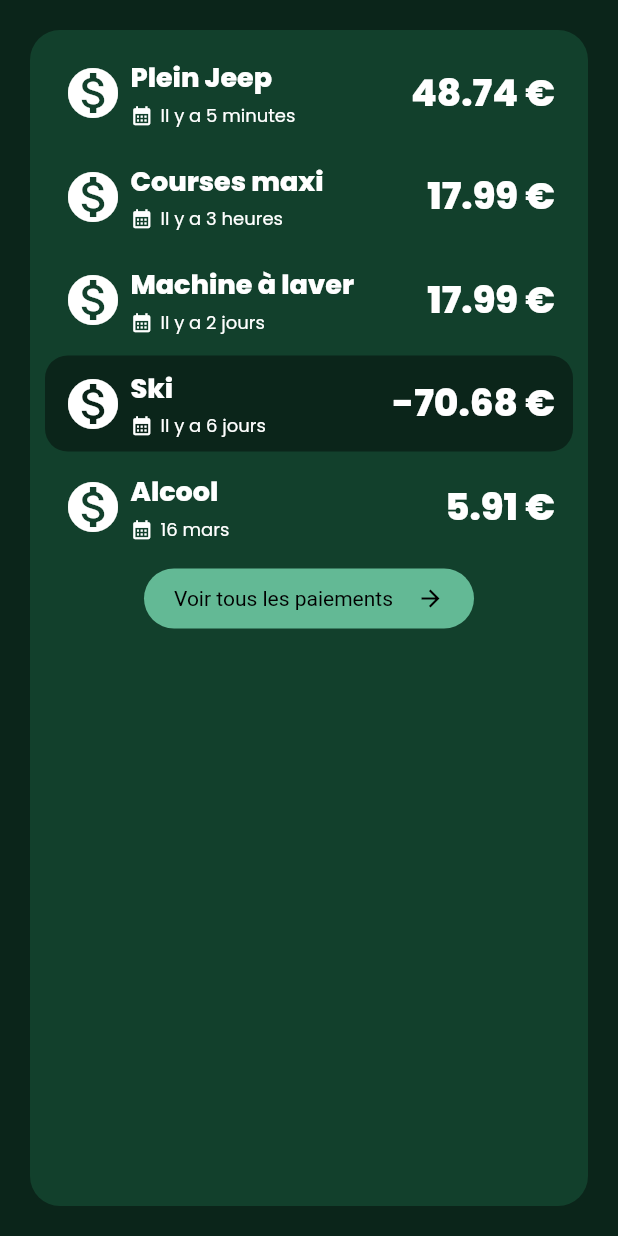
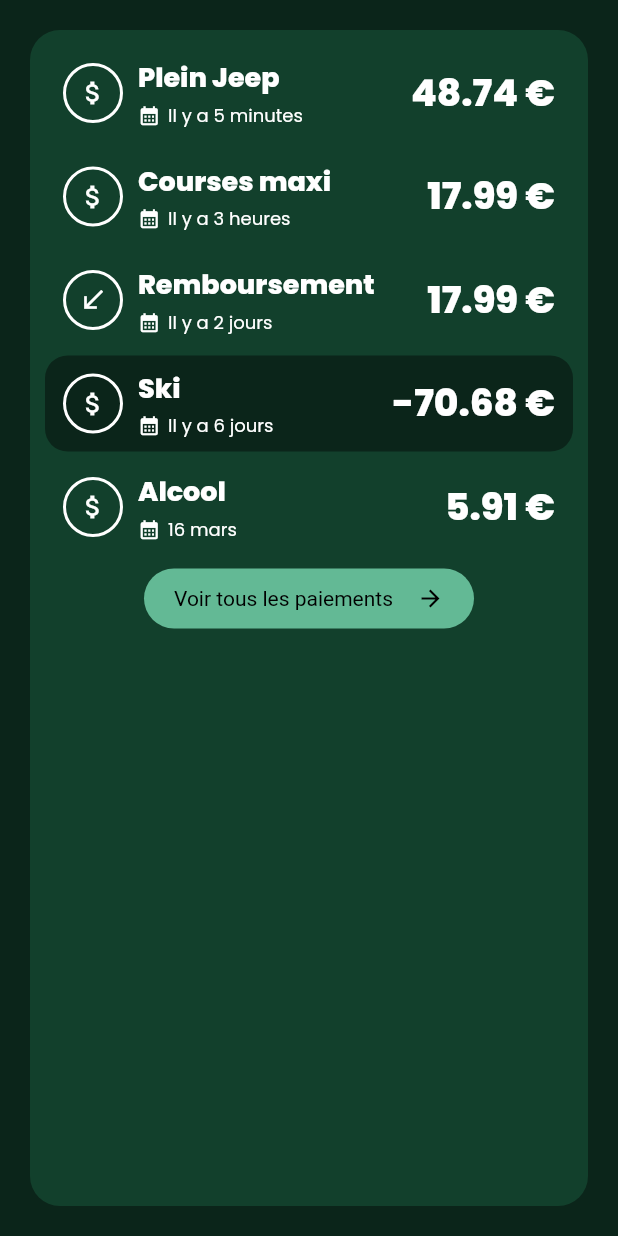
Before and after one commit to mael-grn/Projet-Picsou, a Flutter app: the LastFivePaymentWidget widget shown alone on an empty page, opened directly with empty values, on a phone screen of 412 x 824 dp. Run offline on Flutter 3.47's test engine with Material 3 defaults, Android fonts, the phone set to English and light mode, and no system bars; our stand-ins replace loading_animation_widget, shimmer, vibration; network calls fail.

Commit message:
changement des icones paiement

```diff
--- a/lib/controllers/payment_controller.dart
+++ b/lib/controllers/payment_controller.dart
@@ -1,5 +1,6 @@
 import 'package:projet_picsou/models/expense.dart';
 import 'package:projet_picsou/models/payment.dart';
+import 'package:projet_picsou/models/refund.dart';
 import 'package:projet_picsou/models/user.dart';
 
 /// Controller to handle the payments.
@@ -15,7 +16,7 @@ class PaymentController {
         [
           Expense(1, "Plein Jeep", "", [user1], [user2], 48.74, DateTime.now().subtract(Duration(minutes: 5)), 48.74),
           Expense(2, "Courses maxi", "", [user1], [user2], 17.99, DateTime.now().subtract(Duration(hours: 3)), 17.99),
-          Expense(3, "Machine à laver", "", [user1], [user2], 17.99, DateTime.now().subtract(Duration(days: 2)), 17.99),
+          Refund(3, DateTime.now().subtract(Duration(days: 2)), 17.99, user2, user1),
           Expense(4, "Ski", "", [user2], [user1], -70.68, DateTime.now().subtract(Duration(days: 6)), 70.68),
           Expense(5, "Alcool", "", [user1], [user2], 5.91, DateTime.now().subtract(Duration(days: 10)), 5.91),
         ]
--- a/lib/widgets/payment/expense_widget.dart
+++ b/lib/widgets/payment/expense_widget.dart
@@ -7,24 +7,28 @@ import '../../utils/date_utils.dart';
 /// Widget that acts as a button, to show a glance of an expense.
 /// It is intended to use this widget in a list.
 class ExpenseWidget extends StatelessWidget {
+  final Expense expense;
 
-  final Expense expense;
   const ExpenseWidget(this.expense, {super.key});
 
   @override
   Widget build(BuildContext context) {
-
     return Column(
       children: [
-
         TextButton(
-
-            onPressed: (){print("test");},
+          onPressed: () {
+            print("test");
+          },
           style: ButtonStyle(
-              backgroundColor: expense.myShare > 0 ? WidgetStateProperty.all(primaryDarkColor) : WidgetStateProperty.all(darkColor),
+            backgroundColor:
+                expense.myShare > 0
+                    ? WidgetStateProperty.all(primaryDarkColor)
+                    : WidgetStateProperty.all(darkColor),
             shape: WidgetStateProperty.all(
               RoundedRectangleBorder(
-                  borderRadius: BorderRadius.circular(15), // Modifier ici le border radius
+                borderRadius: BorderRadius.circular(
+                  15,
+                ), // Modifier ici le border radius
               ),
             ),
           ),
@@ -35,21 +39,18 @@ class ExpenseWidget extends StatelessWidget {
                 Row(
                   mainAxisAlignment: MainAxisAlignment.start,
                   children: [
-
                     Container(
                       decoration: BoxDecoration(
                         borderRadius: BorderRadius.circular(100),
+                        border: Border.all(color: foregroundColor, width: 2),
                       ),
                       clipBehavior: Clip.antiAlias,
                       width: 40,
                       height: 40,
-                          child: Icon(
-                            size: 40,
-                              Icons.monetization_on
-                          )
+                      child: Icon(size: 20, Icons.attach_money),
                     ),
 
-                        SizedBox(width: 5),
+                    SizedBox(width: 10),
 
                     Column(
                       crossAxisAlignment: CrossAxisAlignment.start,
@@ -58,19 +59,16 @@ class ExpenseWidget extends StatelessWidget {
                           textAlign: TextAlign.left,
                           style: TextStyle(
                             fontWeight: FontWeight.w900,
-                                    fontSize: 18
+                            fontSize: 18,
                           ),
-                                expense.name
+                          expense.name,
                         ),
                         SizedBox(height: 3),
                         Row(
                           mainAxisAlignment: MainAxisAlignment.start,
                           crossAxisAlignment: CrossAxisAlignment.center,
                           children: [
-                                  Icon(
-                                    size: 15,
-                                      Icons.calendar_month
-                                  ),
+                            Icon(size: 15, Icons.calendar_month),
                             SizedBox(width: 5),
                             Text(
                               textAlign: TextAlign.left,
@@ -78,31 +76,27 @@ class ExpenseWidget extends StatelessWidget {
                                 fontSize: 12,
                                 fontWeight: FontWeight.normal,
                               ),
-                                      CustomDateUtils.getDateString(expense.date)
-                                  )
-                                ]
-                            )
+                              CustomDateUtils.getDateString(expense.date),
+                            ),
+                          ],
+                        ),
                       ],
                     ),
                   ],
                 ),
 
-
                 Text(
                   textAlign: TextAlign.left,
-                        style: TextStyle(
-                            fontWeight: FontWeight.w900,
-                            fontSize: 25
+                  style: TextStyle(fontWeight: FontWeight.w900, fontSize: 25),
+                  '${expense.myShare.toString()} €',
                 ),
-                      '${expense.myShare.toString()} €'
-                    )
-                  ]
-                )
-            )
+              ],
+            ),
+          ),
         ),
 
         SizedBox(height: 5),
       ],
-    ) ;
+    );
   }
 }
--- a/lib/widgets/payment/last_five_payments_widget.dart
+++ b/lib/widgets/payment/last_five_payments_widget.dart
@@ -3,8 +3,10 @@ import 'package:projet_picsou/controllers/payment_controller.dart';
 import 'package:projet_picsou/models/expense.dart';
 import 'package:projet_picsou/widgets/payment/expense_widget.dart';
 import 'package:loading_animation_widget/loading_animation_widget.dart';
+import 'package:projet_picsou/widgets/payment/refund_widget.dart';
 import '../../core/theme/app_theme.dart';
 import '../../models/payment.dart';
+import '../../models/refund.dart';
 
 /// Widget to display the last five payments with a friend.
 /// It recognize the type of payment and display it accordingly.
@@ -48,7 +50,14 @@ class LastFivePaymentWidget extends StatelessWidget {
                   Column(
                     children:
                         payments.map((payment) {
-                          return ExpenseWidget(payment as Expense);
+                          switch (payment.runtimeType) {
+                            case Expense:
+                              return ExpenseWidget(payment as Expense);
+                            case Refund:
+                              return RefundWidget(payment as Refund);
+                            default:
+                              return Container();
+                          }
                         }).toList(),
                   ),
                   SizedBox(
--- /dev/null
+++ b/lib/widgets/payment/refund_widget.dart
@@ -0,0 +1,108 @@
+import 'package:flutter/material.dart';
+import 'package:projet_picsou/core/theme/app_theme.dart';
+import '../../models/refund.dart';
+import '../../utils/date_utils.dart';
+
+/// Widget that acts as a button, to show a glance of an expense.
+/// It is intended to use this widget in a list.
+class RefundWidget extends StatelessWidget {
+
+  final Refund refund;
+  const RefundWidget(this.refund, {super.key});
+
+  @override
+  Widget build(BuildContext context) {
+
+    return Column(
+      children: [
+
+        TextButton(
+
+            onPressed: (){print("test");},
+            style: ButtonStyle(
+              backgroundColor: WidgetStateProperty.all(primaryDarkColor),
+              shape: WidgetStateProperty.all(
+                RoundedRectangleBorder(
+                  borderRadius: BorderRadius.circular(15), // Modifier ici le border radius
+                ),
+              ),
+            ),
+            child: Container(
+                child: Row(
+                    mainAxisAlignment: MainAxisAlignment.spaceBetween,
+                    children: [
+                      Row(
+                        mainAxisAlignment: MainAxisAlignment.start,
+                        children: [
+
+                          Container(
+                              decoration: BoxDecoration(
+                                borderRadius: BorderRadius.circular(100),
+                                border: Border.all(color: foregroundColor, width: 2)
+                              ),
+                              clipBehavior: Clip.antiAlias,
+                              width: 40,
+                              height: 40,
+                              child: Icon(
+                                  size: 20,
+                                  Icons.call_received
+                              )
+                          ),
+
+                          SizedBox(width: 10),
+
+                          Column(
+                            crossAxisAlignment: CrossAxisAlignment.start,
+                            children: [
+                              Text(
+                                  textAlign: TextAlign.left,
+                                  style: TextStyle(
+                                      fontWeight: FontWeight.w900,
+                                      fontSize: 18
+                                  ),
+                                  "Remboursement"
+                              ),
+                              SizedBox(height: 3),
+                              Row(
+                                  mainAxisAlignment: MainAxisAlignment.start,
+                                  crossAxisAlignment: CrossAxisAlignment.center,
+                                  children: [
+                                    Icon(
+                                        size: 15,
+                                        Icons.calendar_month
+                                    ),
+                                    SizedBox(width: 5),
+                                    Text(
+                                        textAlign: TextAlign.left,
+                                        style: TextStyle(
+                                          fontSize: 12,
+                                          fontWeight: FontWeight.normal,
+                                        ),
+                                        CustomDateUtils.getDateString(refund.date)
+                                    )
+                                  ]
+                              )
+                            ],
+                          ),
+                        ],
+                      ),
+
+
+                      Text(
+                          textAlign: TextAlign.left,
+                          style: TextStyle(
+                              fontWeight: FontWeight.w900,
+                              fontSize: 25
+                          ),
+                          '${refund.amount.toString()} €'
+                      )
+                    ]
+                )
+            )
+        ),
+
+        SizedBox(height: 5),
+      ],
+    ) ;
+  }
+}
```
Lines whose indentation alone changed are shown as unchanged.
